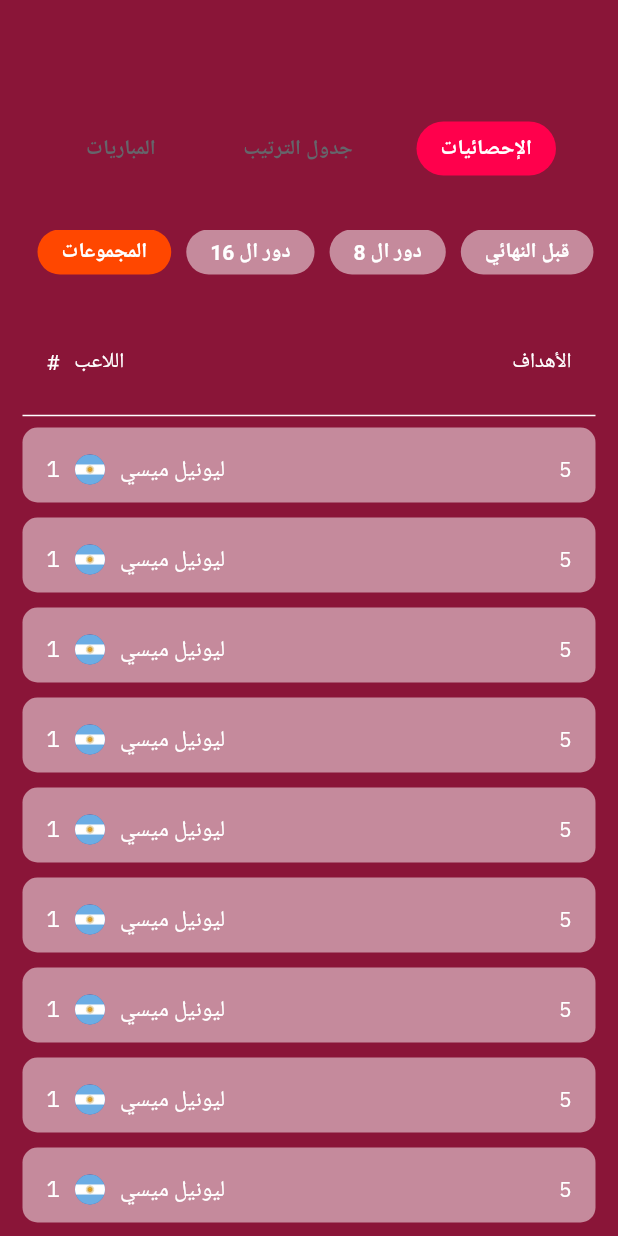
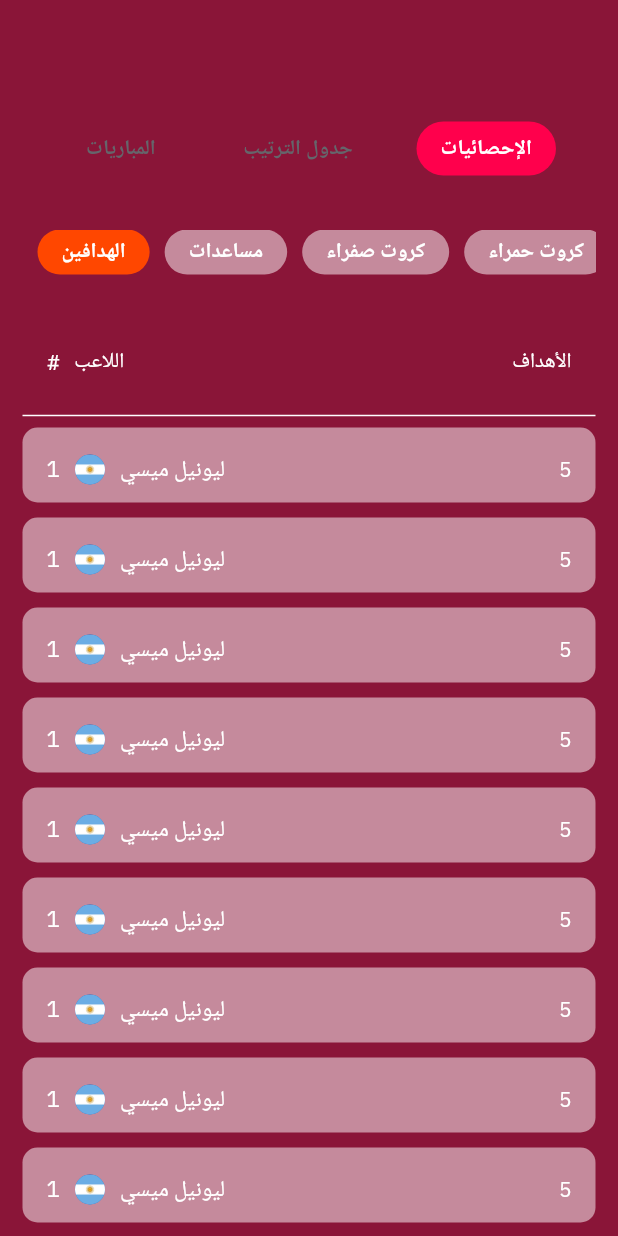
Before and after one commit to Ali-AlDhamen/world_cup, a Flutter app: the ResultScreen screen opened directly, after a tap on "الإحصائيات", on a phone screen of 412 x 824 dp. Run offline on Flutter 3.47's test engine with Material 2 defaults, Android fonts, the phone set to English and light mode, and no system bars; our stand-ins replace equatable, firebase_auth, firebase_core, flutter_riverpod, google_fonts; accounts and stored records are empty; Roboto replaces fonts that are missing (Tajawal).

Commit message:
minor fix

```diff
--- a/lib/screens/results_screen.dart
+++ b/lib/screens/results_screen.dart
@@ -8,9 +8,9 @@ import 'package:world_cup/widgets/groups_table.dart';
 import 'package:world_cup/widgets/results_options.dart';
 import 'package:world_cup/widgets/rounds_bar.dart';
 import 'package:world_cup/widgets/stat_information.dart';
+import 'package:world_cup/widgets/stats_bar.dart';
 
 class ResultScreen extends ConsumerWidget {
-
   const ResultScreen({super.key});
 
   @override
@@ -19,7 +19,18 @@ class ResultScreen extends ConsumerWidget {
     bool tables = button == "GroupsTables";
     bool stats = button == "stat";
 
+    var table = [
 
+
+      const RoundsBar(),
+      const SizedBox(height: 30),
+      const StatInformation(),
+    ];
+    var stat = [
+      const StatsBar(),
+      const SizedBox(height: 30),
+      const StatInformation(),
+    ];
     return Scaffold(
       backgroundColor: kBurgundyColor,
       body: SingleChildScrollView(
@@ -28,17 +39,11 @@ class ResultScreen extends ConsumerWidget {
         child: Padding(
           padding: const EdgeInsets.all(15.0),
           child: Column(
-            children:  [
+            children: [
               const ResultsOptionsBar(),
               const SizedBox(height: 30),
-              const RoundsBar(),
-              const SizedBox(height: 30),
-              if(tables)
-                const GroupsTables(),
-              if(stats)
-               const StatInformation()
-
-
+              if (tables) ...table,
+              if (stats) ...stat,
             ],
           ),
         ),
--- a/lib/widgets/stat_information.dart
+++ b/lib/widgets/stat_information.dart
@@ -28,6 +28,7 @@ class StatInformation extends StatelessWidget {
     return Column(
       children: [
         const ListTile(
+
           title: Text(
             '#   اللاعب',
             style: TextStyle(
@@ -44,6 +45,7 @@ class StatInformation extends StatelessWidget {
           thickness: 1,
         ),
         ListView.builder(
+          padding: EdgeInsets.zero,
           shrinkWrap: true,
           itemCount: players.length,
           itemBuilder: (context, index) {
--- /dev/null
+++ b/lib/widgets/stats_bar.dart
@@ -0,0 +1,158 @@
+import 'package:flutter/material.dart';
+
+import '../constants/colors.dart';
+
+class StatsBar extends StatefulWidget {
+  const StatsBar({super.key});
+
+  @override
+  State<StatsBar> createState() => _StatsBarsState();
+}
+
+class _StatsBarsState extends State<StatsBar> {
+  bool btn1 = true;
+  bool btn2 = false;
+  bool btn3 = false;
+  bool btn4 = false;
+
+  @override
+  Widget build(BuildContext context) {
+    return SingleChildScrollView(
+      scrollDirection: Axis.horizontal,
+      child: Row(
+        mainAxisAlignment: MainAxisAlignment.spaceEvenly,
+        children: [
+          const SizedBox(
+            width: 10,
+          ),
+          SizedBox(
+            height: 30,
+            child: ElevatedButton(
+              onPressed: () {
+                setState(() {
+                  btn1 = true;
+                  btn2 = false;
+                  btn3 = false;
+                  btn4 = false;
+                });
+              },
+              style: ElevatedButton.styleFrom(
+                backgroundColor: btn1 ? kOrangeColor : kWhite20Color,
+                elevation: 0,
+                shape: RoundedRectangleBorder(
+                  borderRadius: BorderRadius.circular(30),
+                ),
+              ),
+              child: const Text(
+                "الهدافين",
+                style: TextStyle(
+                  color: kWhiteColor,
+                  fontSize: 14,
+                  fontWeight: FontWeight.bold,
+                ),
+              ),
+            ),
+          ),
+          const SizedBox(
+            width: 10,
+          ),
+          SizedBox(
+            height: 30,
+            child: ElevatedButton(
+              onPressed: () {
+                setState(() {
+                  btn1 = false;
+                  btn2 = true;
+                  btn3 = false;
+                  btn4 = false;
+
+                });
+              },
+              style: ElevatedButton.styleFrom(
+                backgroundColor: btn2 ? kOrangeColor : kWhite20Color,
+                elevation: 0,
+                shape: RoundedRectangleBorder(
+                  borderRadius: BorderRadius.circular(30),
+                ),
+              ),
+              child: const Text(
+                "مساعدات",
+                style: TextStyle(
+                  color: kWhiteColor,
+                  fontSize: 14,
+                  fontWeight: FontWeight.bold,
+                ),
+              ),
+            ),
+          ),
+          const SizedBox(
+            width: 10,
+          ),
+          SizedBox(
+            height: 30,
+            child: ElevatedButton(
+              onPressed: () {
+                setState(() {
+                  btn1 = false;
+                  btn2 = false;
+                  btn3 = true;
+                  btn4 = false;
+
+                });
+              },
+              style: ElevatedButton.styleFrom(
+                backgroundColor: btn3 ? kOrangeColor : kWhite20Color,
+                elevation: 0,
+                shape: RoundedRectangleBorder(
+                  borderRadius: BorderRadius.circular(30),
+                ),
+              ),
+              child: const Text(
+                "كروت صفراء",
+                style: TextStyle(
+                  color: kWhiteColor ,
+                  fontSize: 14,
+                  fontWeight: FontWeight.bold,
+                ),
+              ),
+            ),
+          ),
+          const SizedBox(
+            width: 10,
+          ),
+          SizedBox(
+            height: 30,
+            child: ElevatedButton(
+              onPressed: () {
+                setState(() {
+                  btn1 = false;
+                  btn2 = false;
+                  btn3 = false;
+                  btn4 = true;
+
+                });
+              },
+              style: ElevatedButton.styleFrom(
+                backgroundColor: btn4 ? kOrangeColor : kWhite20Color,
+                elevation: 0,
+                shape: RoundedRectangleBorder(
+                  borderRadius: BorderRadius.circular(30),
+                ),
+              ),
+              child: const Text(
+                "كروت حمراء",
+                style: TextStyle(
+                  color: kWhiteColor,
+                  fontSize: 14,
+                  fontWeight: FontWeight.bold,
+                ),
+              ),
+            ),
+          ),
+
+
+        ],
+      ),
+    );
+  }
+}
```
